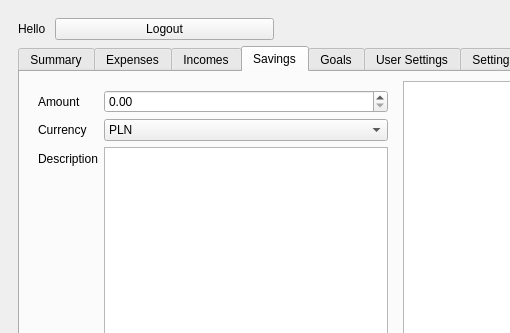
Qt form GigaBudget/mainwindow.ui (Kapiura/BudgetPlanner) before a commit; both pictures show x 0 to 510 and y 0 to 333 of the 800 by 600 pixel window.
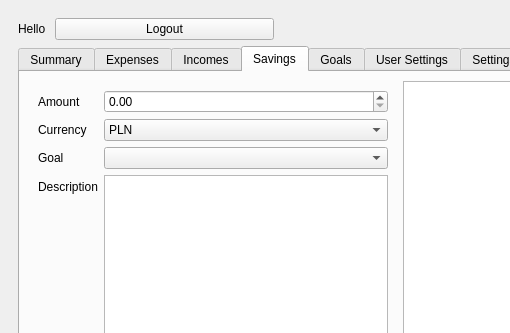
The same form after that commit. The open tabs and pages were chosen to show the change.

Commit message: Update - displaying savings in table - able to create a record in goals - able to create a record in savings - items from combobox in savings is dynamiclly created for every user - added combobox title in savings

Diff of the .ui file:
```diff
--- a/GigaBudget/mainwindow.ui
+++ b/GigaBudget/mainwindow.ui
@@ -346,6 +346,16 @@
                 </widget>
                </item>
                <item row="2" column="0">
+                <widget class="QLabel" name="label_27">
+                 <property name="text">
+                  <string>Goal</string>
+                 </property>
+                </widget>
+               </item>
+               <item row="2" column="1">
+                <widget class="QComboBox" name="savingsGoal"/>
+               </item>
+               <item row="3" column="0">
                 <widget class="QLabel" name="label_13">
                  <property name="text">
                   <string>Description</string>
@@ -353,15 +363,15 @@
                 </widget>
                </item>
                <item row="3" column="1">
-                <widget class="QPushButton" name="buttonIncomes_2">
+                <widget class="QTextEdit" name="savingsDesc"/>
+               </item>
+               <item row="4" column="1">
+                <widget class="QPushButton" name="savingsButton">
                  <property name="text">
                   <string>Add</string>
                  </property>
                 </widget>
                </item>
-               <item row="2" column="1">
-                <widget class="QTextEdit" name="savDesc"/>
-               </item>
               </layout>
              </widget>
             </item>
```
Left out of the diff: 8 changed lines with no effect on the pictures. The commit also changes 5 other files.
